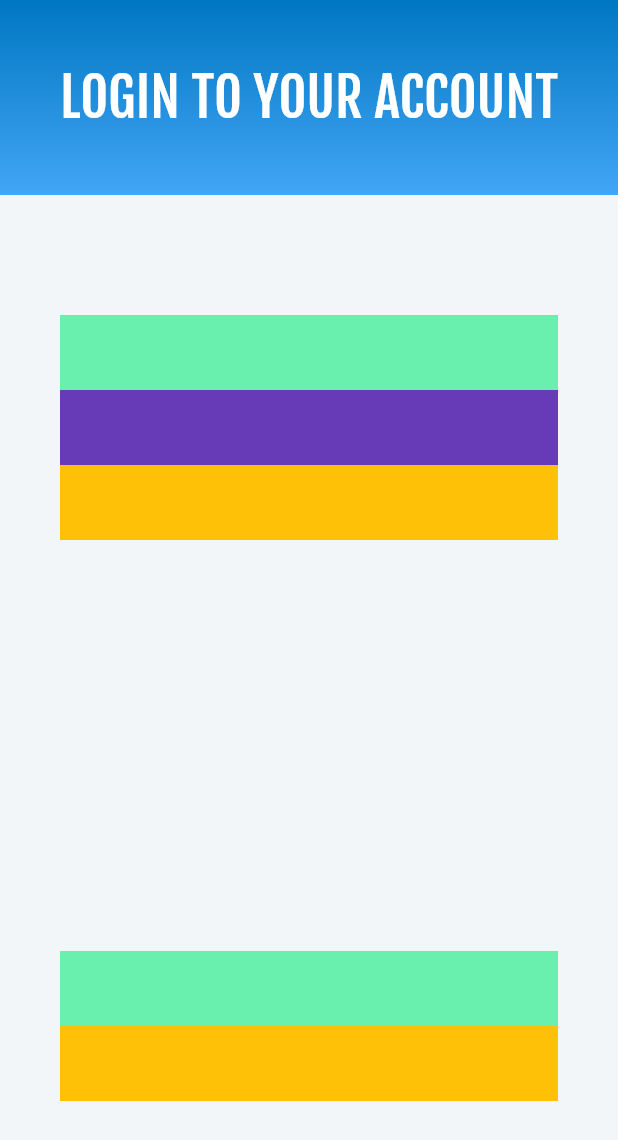
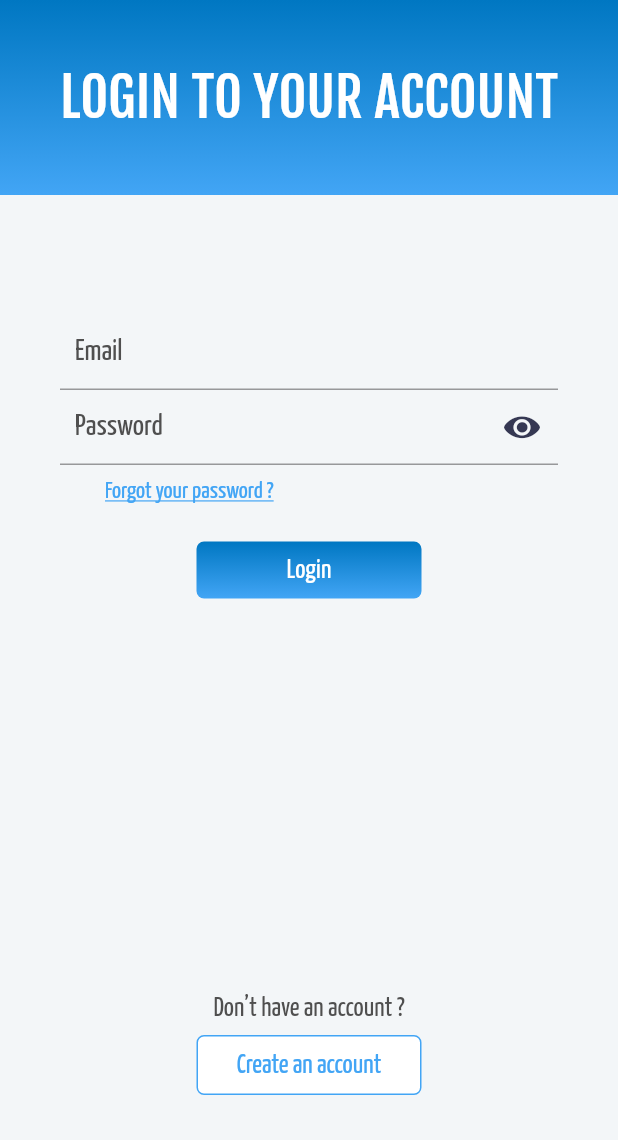
Before and after one commit to bewizyu/formation-module-flutter-tp, a Flutter app: the screen it shows after launch, after a tap on "GO TO LOGIN PAGE", on a phone screen of 412 x 824 dp. Shown: the top 1140 px of the screen. Run offline on Flutter 3.47's test engine with Material 2 defaults, Android fonts, the phone set to English and light mode, and no system bars; our stand-ins replace bloc, connectivity, equatable, firebase_crashlytics, flutter_bloc; accounts and stored records are empty.

Commit message:
INIT TP 03 STEP

```diff
--- /dev/null
+++ b/video_feed_app/lib/app/modules/auth/bloc/auth_bloc.dart
@@ -0,0 +1,38 @@
+import 'dart:async';
+
+import 'package:video_feed_app/app/modules/auth/bloc/auth_event.dart';
+import 'package:video_feed_app/app/modules/auth/bloc/auth_state.dart';
+import 'package:video_feed_app/app/modules/auth/data/repository/user_repository.dart';
+import 'package:meta/meta.dart';
+import 'package:bloc/bloc.dart';
+
+class AuthenticationBloc
+    extends Bloc<AuthenticationEvent, AuthenticationState> {
+  final UserRepository userRepository;
+
+  AuthenticationBloc({@required this.userRepository})
+      : assert(userRepository != null);
+
+  @override
+  AuthenticationState get initialState => AuthenticationUninitialized();
+
+  @override
+  Stream<AuthenticationState> mapEventToState(
+    AuthenticationEvent event,
+  ) async* {
+    if (event is AppStarted) {
+      // TODO 3 : au demarrage de l'app verifier si l'utilisateur est deja authentifié (utiliser userRepository.hasUserLoggedIn)
+      // si l'utilisateur est authentifié envoyer sur le stream de retours le state Authenticated sinon envoyer Unauthenticated (utiliser yield pour pousser des event sur le stream)
+    }
+
+    // TODO 4 :  event is LoggedIn
+    // => envoyer AuthenticationLoading
+    // => persister le token retourné
+    // => envoyer Authenticated
+
+    // TODO 5 :  event is LoggedOut
+    // => envoyer AuthenticationLoading
+    // => deconnecter l'utilisateur
+    // => envoyer Unauthenticated
+  }
+}
--- /dev/null
+++ b/video_feed_app/lib/app/modules/auth/bloc/auth_event.dart
@@ -0,0 +1,16 @@
+import 'package:meta/meta.dart';
+import 'package:equatable/equatable.dart';
+
+abstract class AuthenticationEvent extends Equatable {
+  const AuthenticationEvent();
+
+  @override
+  List<Object> get props => [];
+}
+
+// TODO 1 : Créer trois events de type AuthenticationEvent :
+// AppStarted : un evenement a envoyer lors du demerrage de l'application pour initialiser le state d'authentification
+// LoggedIn : un evenement qui prend en parametre un token et qui declanche le changement de state vers Authenticated
+// LoggedOut : un evenement qui declanche le changement de state vers Unauthenticated
+
+class AppStarted extends AuthenticationEvent {}
--- /dev/null
+++ b/video_feed_app/lib/app/modules/auth/bloc/auth_state.dart
@@ -0,0 +1,15 @@
+import 'package:equatable/equatable.dart';
+
+abstract class AuthenticationState extends Equatable {
+  @override
+  List<Object> get props => [];
+}
+
+
+// TODO 2 : Créer 4 états d'authentification :
+// AuthenticationUninitialized =>  etat initial
+// Authenticated =>  utilisateur authentifié
+// Unauthenticated =>  utilisateur déconnecté
+// AuthenticationLoading =>  authentification en cours
+
+class AuthenticationUninitialized extends AuthenticationState {}
--- a/video_feed_app/lib/app/screens/auth/login_screen/widgets/login_form.dart
+++ b/video_feed_app/lib/app/screens/auth/login_screen/widgets/login_form.dart
@@ -1,4 +1,9 @@
 import 'package:flutter/material.dart';
+import 'package:video_feed_app/app/theme/constants.dart';
+import 'package:video_feed_app/app/widgets/my_feeds_button.dart';
+import 'package:video_feed_app/app/widgets/my_feeds_input.dart';
+import 'package:video_feed_app/app_routes.dart';
+import 'package:video_feed_app/core/utils/validatorService.dart';
 
 class LoginForm extends StatefulWidget {
   @override
@@ -6,8 +11,13 @@ class LoginForm extends StatefulWidget {
 }
 
 class _LoginFormState extends State<LoginForm> {
+  final _usernameController = TextEditingController();
+  final _passwordController = TextEditingController();
   final _formKey = GlobalKey<FormState>();
 
+  _onLoginButtonPressed() {
+    _formKey.currentState.validate();
+  }
   @override
   Widget build(BuildContext context) {
     return Container(
@@ -19,19 +29,39 @@ class _LoginFormState extends State<LoginForm> {
             Column(
               crossAxisAlignment: CrossAxisAlignment.center,
               children: [
-                // TODO 7 : Remplacer les Containers par MyFeedsInput et utiliser les bons validateurs (voir utils/validatorService.dart
-                Container(
-                  color: Colors.greenAccent,
-                  height: 50,
+                MyFeedsInput(
+                  keyboardType: TextInputType.emailAddress,
+                  textController: _usernameController,
+                  labelText: 'Email',
+                  validatorFunction:
+                      ValidatorService.validateEmail(_usernameController.text),
+                ),
+                MyFeedsInput(
+                  keyboardType: TextInputType.visiblePassword,
+                  textController: _passwordController,
+                  labelText: 'Password',
+                  isPassword: true,
+                  validatorFunction: ValidatorService.validatePassword(
+                      _passwordController.text),
                 ),
                 Container(
-                  color: Colors.deepPurple,
-                  height: 50,
+                  width: double.infinity,
+                  child: Padding(
+                    padding:
+                        const EdgeInsets.only(top: 10, bottom: 20, left: 30),
+                    child: Text(
+                      'Forgot your password ?',
+                      style: Theme.of(context).textTheme.display2.copyWith(
+                          color: kColorBluePrimary,
+                          decoration: TextDecoration.underline),
+                      textAlign: TextAlign.left,
+                    ),
+                  ),
                 ),
-                Container(
-                  color: Colors.amber,
-                  height: 50,
-                ),
+                MyFeedsButton(
+                  label: 'Login',
+                  onClick: _onLoginButtonPressed,
+                )
               ],
             ),
             Positioned(
@@ -41,14 +71,23 @@ class _LoginFormState extends State<LoginForm> {
               child: Column(
                 crossAxisAlignment: CrossAxisAlignment.center,
                 children: <Widget>[
-                  // TODO 10 : afficher le boutton login et le boutton  Create an account
-                  Container(
-                    color: Colors.greenAccent,
-                    height: 50,
+                  Padding(
+                    padding: const EdgeInsets.only(top: 30, bottom: 5),
+                    child: Text(
+                      'Don’t have an account ?',
+                      style: Theme.of(context)
+                          .textTheme
+                          .display1
+                          .copyWith(color: kColorSecondaryGrey),
+                      textAlign: TextAlign.center,
+                    ),
                   ),
-                  Container(
-                    color: Colors.amber,
-                    height: 50,
+                  MyFeedsButton(
+                    whiteBtn: true,
+                    label: 'Create an account',
+                    onClick: () {
+                      Navigator.pushNamed(context, kCreatePassportRoute);
+                    },
                   ),
                 ],
               ),
--- a/video_feed_app/lib/app/screens/splash/splash_screen.dart
+++ b/video_feed_app/lib/app/screens/splash/splash_screen.dart
@@ -10,6 +10,10 @@ class SplashScreen extends StatefulWidget {
 class _SplashScreenState extends State<SplashScreen> {
   @override
   Widget build(BuildContext context) {
+
+    // TODO 7 : ajouter Un bloc listener : BlocListener<AuthenticationBloc, AuthenticationState> dans lequel rediriger vers l'ecran login si on a un state de type Unauthenticated
+    // Supprimer le boutton 'GO TO LOGIN PAGE' qui ne sert plus à rien
+
     return Container(
       decoration: BoxDecoration(
         gradient: kBackgroundGradient,
--- a/video_feed_app/lib/app/widgets/my_feeds_button.dart
+++ b/video_feed_app/lib/app/widgets/my_feeds_button.dart
@@ -21,13 +21,20 @@ class MyFeedsButton extends StatelessWidget {
     return FlatButton(
       padding: EdgeInsets.all(0),
       onPressed: () {
-        // TODO 8 : utiliser la Function onClick
+        if (onClick != null) {
+          onClick();
+        }
       },
       child: Container(
         padding: EdgeInsets.all(10),
         constraints: BoxConstraints(minWidth: 150),
-
-        // TODO 9 : Appliquer la couleur du fond et les border radius (prendre en compte le toggle whiteBtn)
+        decoration: BoxDecoration(
+          color: kColorWhite,
+          gradient: whiteBtn ? null : kBackgroundGradient,
+          borderRadius: BorderRadius.circular(5),
+          border:
+              whiteBtn ? Border.all(color: kColorBluePrimary, width: 1) : null,
+        ),
         child: Text(
           label,
           style: btnStyle,
--- a/video_feed_app/lib/app/widgets/my_feeds_input.dart
+++ b/video_feed_app/lib/app/widgets/my_feeds_input.dart
@@ -35,13 +35,35 @@ class _MyFeedsInputState extends State<MyFeedsInput> {
     return Column(
       crossAxisAlignment: CrossAxisAlignment.stretch,
       children: <Widget>[
-        // TODO 1 : Ajouter un TextFormField utiliser les parametre de configuration du widget MyFeedsInput (textController, labelText, ...)
-        // TODO 2 :  utiliser suffixIcon pour affichage de l'icone de l'oeil
-        // TODO 3 : utiliser isObscure et _buildTogglePasswordBtn pour gerer le mode show/hide password
-        // TODO 4 :  Utiliser un fontSize: 14 et color: kColorDarkBlue pour le style du text
-        // TODO 5 :  Utiliser le theme textTheme.display1 pour labelStyle, surchargez les valeur color: kColorSecondaryGrey, fontSize: 20
-        // TODO 6 :  pour la validation du formulaire utiliser le resultat de validatorFunction pour afficher les erreurs
-
+        TextFormField(
+          autofocus: false,
+          obscureText: isObscure,
+          keyboardType: widget.keyboardType == null
+              ? TextInputType.text
+              : widget.keyboardType,
+          style: TextStyle(fontSize: 14, color: kColorDarkBlue),
+          controller: widget.textController,
+          decoration: InputDecoration(
+            contentPadding:
+            const EdgeInsets.only(top: 8, bottom: 5, right: 10, left: 10),
+            hasFloatingPlaceholder: true,
+            suffixIcon: widget.isPassword
+                ? _buildTogglePasswordBtn()
+                : null,
+            labelText: widget.labelText != null ? widget.labelText : '',
+            labelStyle: Theme.of(context)
+                .textTheme
+                .display1
+                .copyWith(color: kColorSecondaryGrey, fontSize: 20),
+          ),
+          validator: (value) {
+            if (widget.validatorFunction != null) {
+              String error = widget.validatorFunction;
+              return error;
+            }
+            return null;
+          },
+        ),
       ],
     );
   }
--- a/video_feed_app/lib/app_routes.dart
+++ b/video_feed_app/lib/app_routes.dart
@@ -1,3 +1,4 @@
+import 'package:video_feed_app/app/screens/account/creation/create_account_screen.dart';
 import 'package:video_feed_app/app/screens/auth/login_screen/login_screen.dart';
 import 'package:video_feed_app/app/screens/splash/splash_screen.dart';
 import 'package:flutter/widgets.dart';
@@ -13,6 +14,6 @@ const kMainRoute = '/';
 /// My Feeds's routes
 final Map<String, WidgetBuilder> kRoutes = {
   kMainRoute: (_) => SplashScreen(),
-  kLoginRoute: (_) => LoginScreen(
-      ),
+  kLoginRoute: (_) => LoginScreen(),
+  kCreatePassportRoute: (_) => CreateAccountScreen(),
 };
--- a/video_feed_app/lib/main.dart
+++ b/video_feed_app/lib/main.dart
@@ -1,4 +1,6 @@
 import 'package:flutter/material.dart';
+import 'package:flutter_bloc/flutter_bloc.dart';
+import 'package:video_feed_app/app/modules/auth/bloc/auth_bloc.dart';
 import 'package:video_feed_app/app/theme/constants.dart';
 
 import 'app_routes.dart';
@@ -13,7 +15,19 @@ class VideoFeedsApp extends StatelessWidget {
       theme: generateVideoFeedsTheme(context),
       builder: (_, widget) {
         return Container(
-          child: widget,
+          child: MultiBlocProvider(
+            providers : [
+              BlocProvider<AuthenticationBloc>(
+                create: (context) {
+                  // TODO 6 : ajouter un BlocProvider<AuthenticationBloc> pour mettre a disposition le state de l'authentification dans l'app
+                  // Envoyer un event de type AppStarted pour lancer le workflow de verification ..add(AppStarted())
+
+                  return null;
+                },
+              ),
+            ],
+              child: widget,
+          ),
         );
       },
       initialRoute: kMainRoute,
```
Also changed, not shown: video_feed_app/lib/app/modules/auth/data/repository/user_repository.dart (added, +40 -0 lines), video_feed_app/lib/app/screens/account/creation/create_account_screen.dart (added, +42 -0 lines), video_feed_app/lib/app/screens/account/creation/widgets/create_account_form.dart (added, +102 -0 lines), 1 other file.
